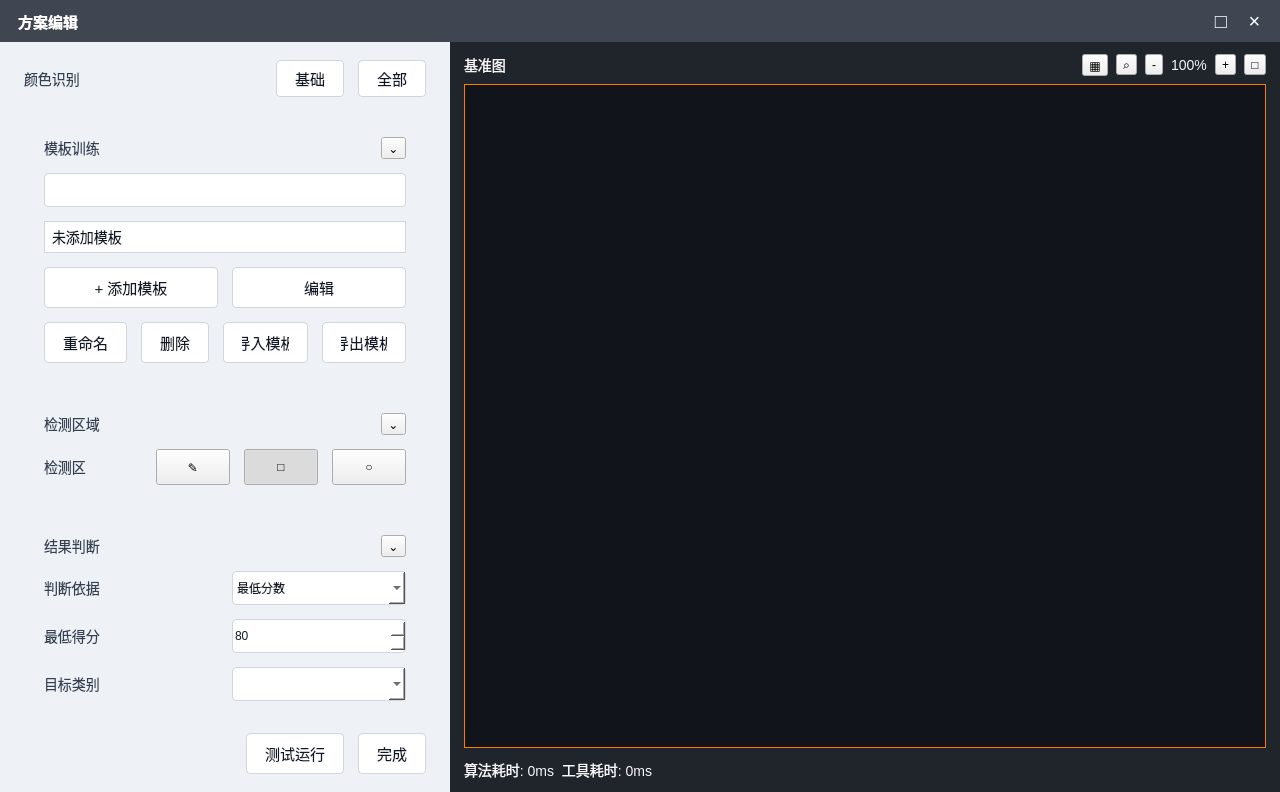
Old version of the form ui/ColorRecognitionDialog.ui in the repository kunlingertfk-lang/-v2-.
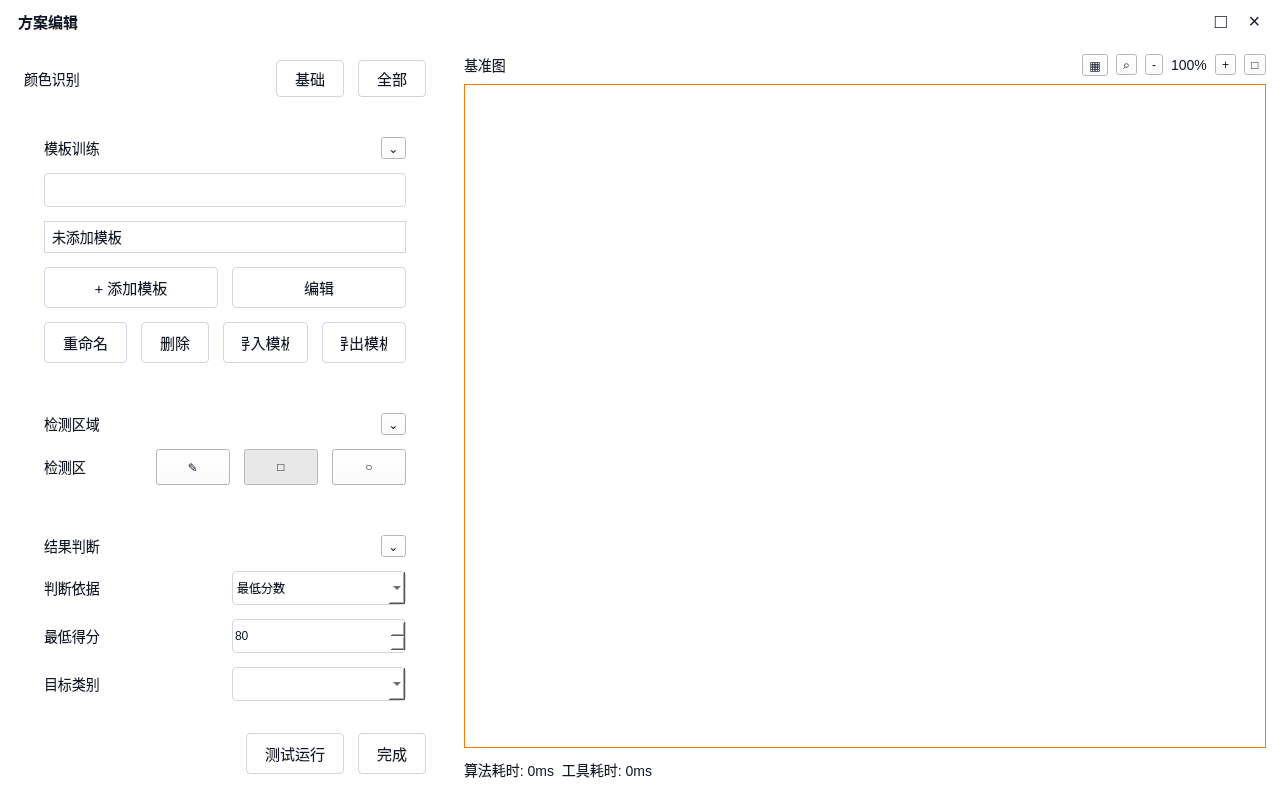
New version of the form.

What changed in the file:
```diff
--- a/ui/ColorRecognitionDialog.ui
+++ b/ui/ColorRecognitionDialog.ui
@@ -14,14 +14,14 @@
    <string>方案编辑 - 颜色识别</string>
   </property>
   <property name="styleSheet">
-   <string notr="true">QFrame#headerFrame { background:#3f4652; }
-QFrame#leftPanel { background:#eef1f5; }
-QFrame#previewPanel { background:#20242b; }
-QFrame[panelRole="configCard"] { background:#ffffff; border-radius:6px; }
-QLabel { color:#334155; font-size:14px; }
-QLabel[role="cardTitle"] { color:#1f2937; font-size:17px; font-weight:700; }
-QLabel[role="rowField"] { color:#475569; font-size:14px; }
-QLabel#viewerTitleLabel, QLabel#viewerStatusLabel, QLabel#viewerZoomLabel { color:#f5f7fb; }
+   <string notr="true">QDialog { background:#ffffff; color:#111827; }
+QWidget { background:#ffffff; color:#111827; }
+QFrame#headerFrame, QFrame#leftPanel, QFrame#previewPanel { background:#ffffff; color:#111827; }
+QFrame[panelRole="configCard"] { background:#ffffff; color:#111827; border:1px solid #cfd6df; border-radius:6px; }
+QLabel { background:#ffffff; color:#111827; font-size:14px; }
+QLabel[role="cardTitle"] { background:#ffffff; color:#111827; font-size:17px; font-weight:700; }
+QLabel[role="rowField"] { background:#ffffff; color:#111827; font-size:14px; }
+QLabel#viewerTitleLabel, QLabel#viewerStatusLabel, QLabel#viewerZoomLabel { background:#ffffff; color:#111827; }
 QPushButton { background:#ffffff; color:#111827; border:1px solid #cfd6df; border-radius:4px; padding:8px 18px; font-size:15px; }
 QPushButton#finishButton, QPushButton#testRunButton, QPushButton[actionRole="secondary"], QPushButton[actionRole="plain"] { background:#ffffff; color:#111827; border:1px solid #cfd6df; border-radius:4px; }
 QPushButton[actionRole="plain"] { padding:6px 12px; }
@@ -32,9 +32,9 @@
 QToolButton[actionRole="toolbarIcon"]:checked { background:#ffffff; border-color:#ff7a00; color:#111827; }
 QListWidget, QComboBox, QSpinBox, QLineEdit { background:#ffffff; border:1px solid #cfd6df; border-radius:4px; min-height:32px; color:#111827; }
 QListWidget#templateListWidget { font-size:14px; }
-QComboBox QAbstractItemView, QListWidget::item { background:#ffffff; color:#111827; selection-background-color:#e5f0fb; selection-color:#111827; outline:0; }
+QComboBox QAbstractItemView, QListWidget::item { background:#ffffff; color:#111827; selection-background-color:#ffffff; selection-color:#111827; outline:0; }
 QPushButton:disabled, QToolButton:disabled, QComboBox:disabled, QSpinBox:disabled, QLineEdit:disabled { background:#ffffff; color:#111827; border-color:#d7dde6; }
-QGraphicsView { border:1px solid #ff7a00; background:#11151b; }</string>
+QGraphicsView { border:1px solid #ff7a00; background:#ffffff; color:#111827; }</string>
   </property>
   <layout class="QVBoxLayout" name="rootLayout">
    <property name="spacing"><number>0</number></property>
@@ -52,7 +52,7 @@
       <property name="rightMargin"><number>12</number></property>
       <item>
        <widget class="QLabel" name="headerTitleLabel">
-        <property name="styleSheet"><string notr="true">color:#ffffff; font-size:15px; font-weight:600;</string></property>
+        <property name="styleSheet"><string notr="true">background:#ffffff; color:#111827; font-size:15px; font-weight:600;</string></property>
         <property name="text"><string>方案编辑</string></property>
        </widget>
       </item>
@@ -64,13 +64,13 @@
       </item>
       <item>
        <widget class="QToolButton" name="headerMaximizeButton">
-        <property name="styleSheet"><string notr="true">color:#ffffff; border:0; font-size:20px;</string></property>
+        <property name="styleSheet"><string notr="true">background:#ffffff; color:#111827; border:0; font-size:20px;</string></property>
         <property name="text"><string>□</string></property>
        </widget>
       </item>
       <item>
        <widget class="QToolButton" name="headerCloseButton">
-        <property name="styleSheet"><string notr="true">color:#ffffff; border:0; font-size:20px;</string></property>
+        <property name="styleSheet"><string notr="true">background:#ffffff; color:#111827; border:0; font-size:20px;</string></property>
         <property name="text"><string>×</string></property>
        </widget>
       </item>
```
